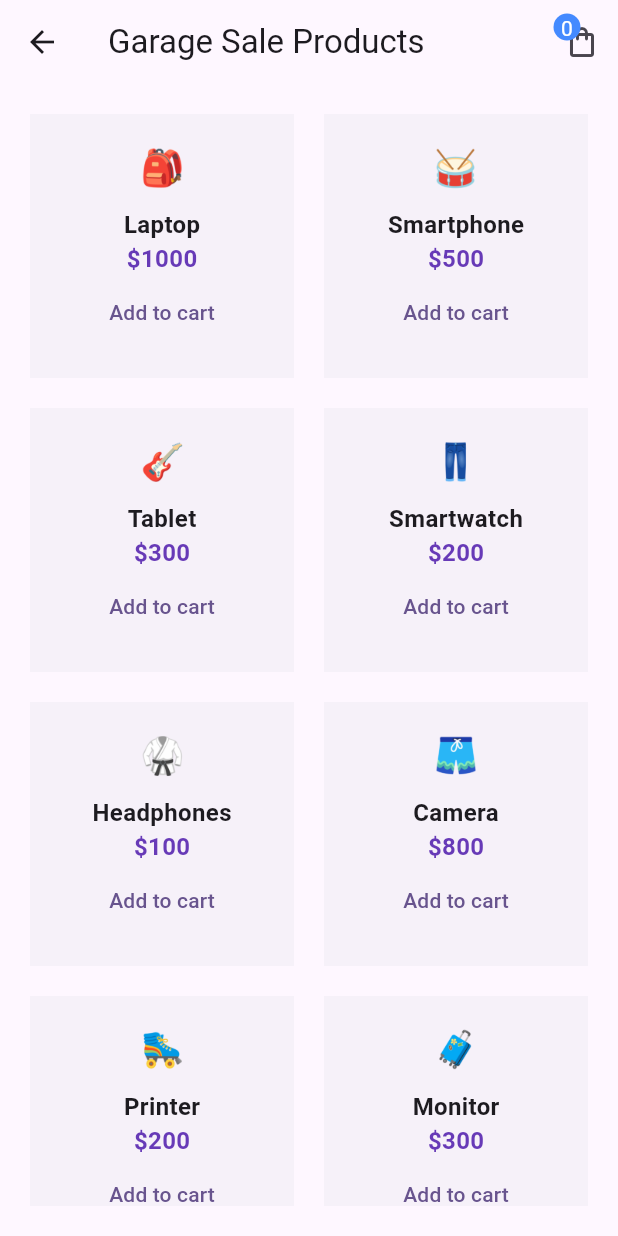
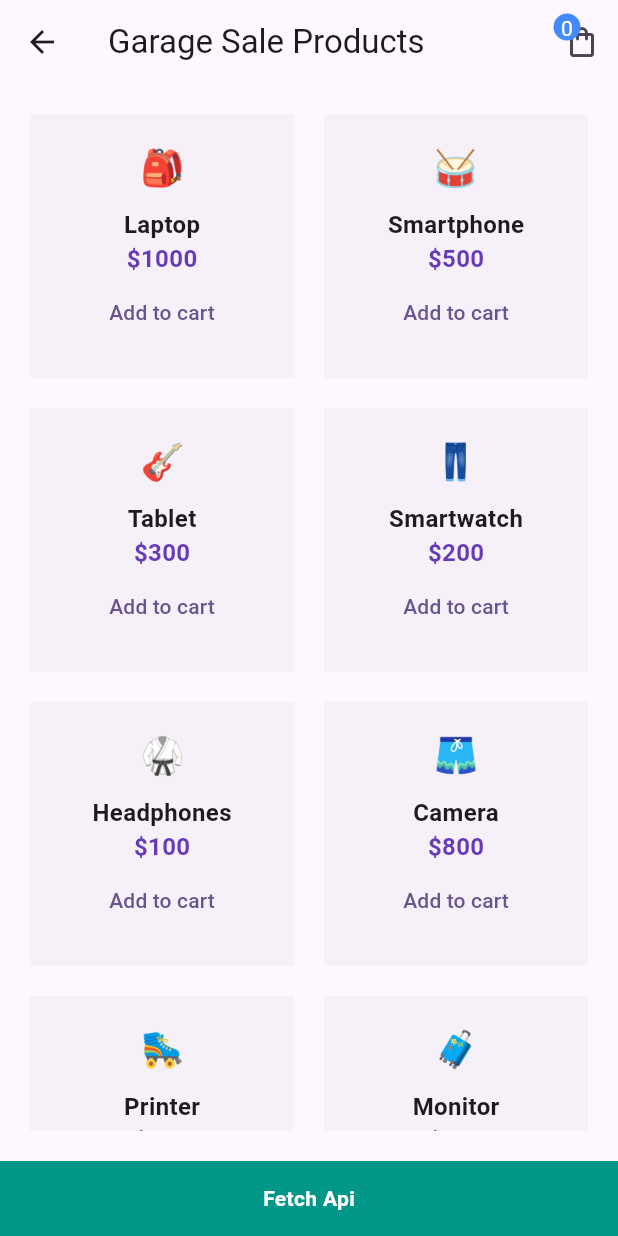
Before and after one commit to voltzylex/Flutter-Dart, a Flutter app: the RiverpodHomeScreen screen opened directly, on a phone screen of 412 x 824 dp. Run offline on Flutter 3.47's test engine with Material 3 defaults, Android fonts, the phone set to English and light mode, and no system bars; our stand-ins replace flutter_riverpod, riverpod_annotation; missing offline and left inert: ipsum; generated files the repository leaves out were written again; network calls fail.

Commit message:
working on riverpod api

```diff
--- a/state_management/lib/riverpod/screens/home/home_screen.dart
+++ b/state_management/lib/riverpod/screens/home/home_screen.dart
@@ -1,11 +1,9 @@
-import 'dart:developer';
-
-import 'package:flutter/cupertino.dart';
 import 'package:flutter/material.dart';
 import 'package:flutter_riverpod/flutter_riverpod.dart';
 import 'package:state_management/config.dart';
 import 'package:state_management/riverpod/providers/cart_provider.dart';
 import 'package:state_management/riverpod/providers/products_provider.dart';
+import 'package:state_management/riverpod/screens/api/api_screen.dart';
 import 'package:state_management/riverpod/shared/cart_icon.dart';
 
 class RiverpodHomeScreen extends ConsumerWidget {
@@ -18,7 +16,10 @@ class RiverpodHomeScreen extends ConsumerWidget {
     // how to add element in allprovider list
 
     // debugLog("allProvider: called",error: true);
-    prettyPrint(tag: "Product Provider", value: "Provider called",type: DebugType.info);
+    prettyPrint(
+        tag: "Product Provider",
+        value: "Provider called",
+        type: DebugType.info);
     return Scaffold(
       appBar: AppBar(
         title: const Text('Garage Sale Products'),
@@ -85,6 +86,18 @@ class RiverpodHomeScreen extends ConsumerWidget {
           },
         ),
       ),
+      bottomNavigationBar: InkWell(
+        onTap: () => Navigator.push(context, ApiScreen.route),
+        child: Container(
+          height: 50,
+          color: Colors.teal,
+          alignment: Alignment.center,
+          child: const Text(
+            "Fetch Api",
+            style: TextStyle(color: Colors.white, fontWeight: FontWeight.bold),
+          ),
+        ),
+      ),
     );
   }
 }
--- a/state_management/pubspec.yaml
+++ b/state_management/pubspec.yaml
@@ -37,6 +37,7 @@ dependencies:
   cupertino_icons: ^1.0.2
   flutter_riverpod: ^2.5.1
   riverpod_annotation: ^2.3.5
+  http: ^1.2.1
 
 dev_dependencies:
   flutter_test:
```
Also changed, not shown: state_management/lib/riverpod/screens/api/api_screen.dart (added, +52 -0 lines), state_management/pubspec.lock.
